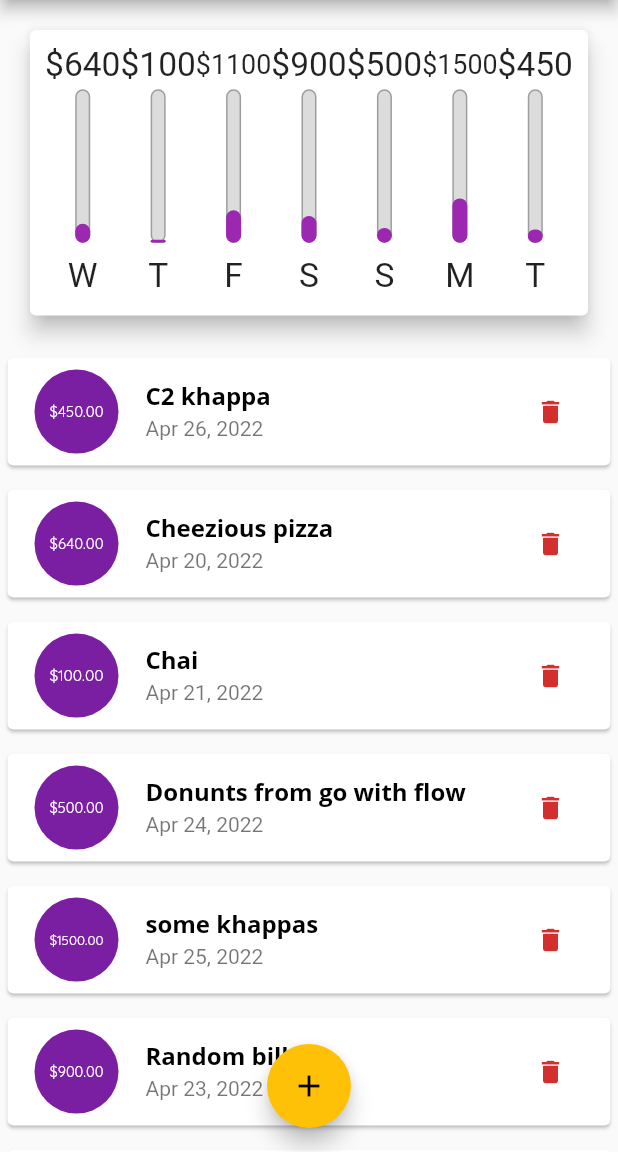
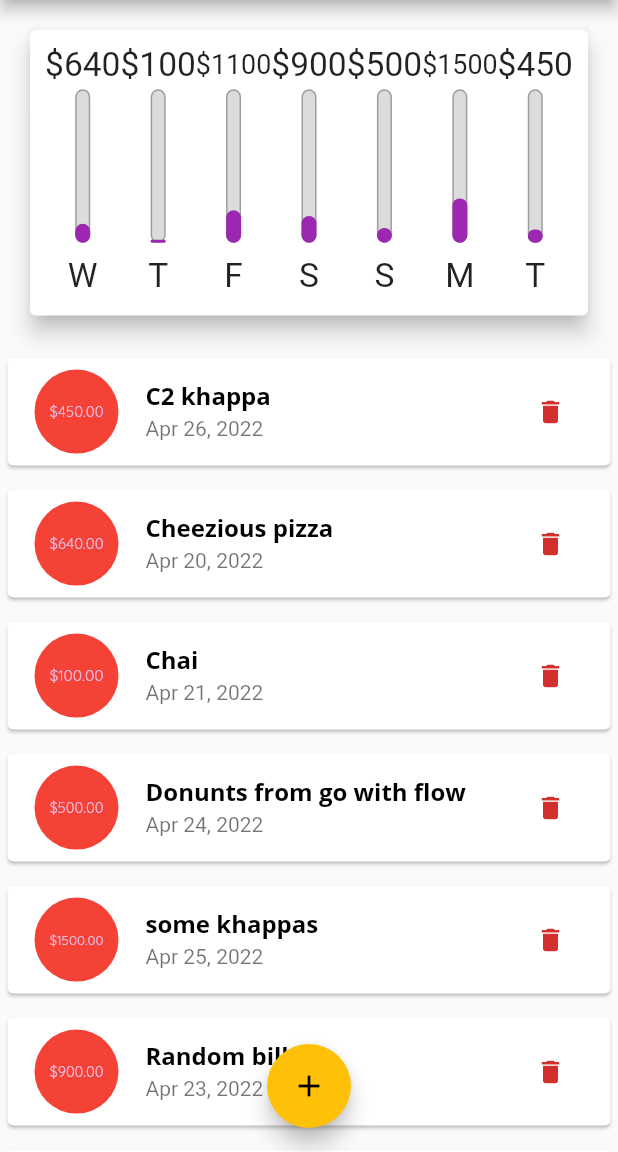
Before and after one commit to Hussain-7/Flutter_personal_expense_app, a Flutter app: the screen it shows after launch, on a phone screen of 412 x 824 dp, the part 84-1236 px from its top. Run offline on Flutter 3.47's test engine with Material 2 defaults, Android fonts, the phone set to English and light mode, and no system bars.

Commit message:
Concept of keys in flutter

```diff
--- a/lib/main.dart
+++ b/lib/main.dart
@@ -1,5 +1,4 @@
 import 'package:flutter/material.dart';
-import 'package:flutter/services.dart';
 import 'package:personal_expense_app/models/transaction.dart';
 import 'package:personal_expense_app/widgets/chart.dart';
 import 'package:personal_expense_app/widgets/new_transaction.dart';
@@ -56,8 +55,27 @@ class MyHomePage extends StatefulWidget {
   State<MyHomePage> createState() => _MyHomePageState();
 }
 
-class _MyHomePageState extends State<MyHomePage> {
+class _MyHomePageState extends State<MyHomePage> with WidgetsBindingObserver {
   final List<Transaction> _userTransaction = Transaction.SeedArray();
+
+  @override
+  void initState() {
+    super.initState();
+    WidgetsBinding.instance!.addObserver(this);
+  }
+
+  @override
+  void didChangeAppLifecycleState(AppLifecycleState state) {
+    print(state);
+  }
+
+  @override
+  @override
+  void dispose() {
+    WidgetsBinding.instance!.removeObserver(this);
+    super.dispose();
+  }
+
   List<Transaction> get _recentTransactions {
     return _userTransaction.where((tx) {
       return tx.date.isAfter(
--- a/lib/widgets/transaction_item.dart
+++ b/lib/widgets/transaction_item.dart
@@ -1,11 +1,40 @@
+import 'dart:math';
+
 import 'package:flutter/material.dart';
 import 'package:intl/intl.dart';
 import 'package:personal_expense_app/models/transaction.dart';
 
-class TransactionItem extends StatelessWidget {
+class TransactionItem extends StatefulWidget {
   final Transaction transaction;
   final Function deleteTransaction;
-  TransactionItem({required this.transaction, required this.deleteTransaction});
+  TransactionItem(
+      {required Key key,
+      required this.transaction,
+      required this.deleteTransaction})
+      : super(key: key);
+
+  @override
+  State<TransactionItem> createState() => _TransactionItemState();
+}
+
+class _TransactionItemState extends State<TransactionItem> {
+  Color? _bgColor;
+
+  @override
+  void initState() {
+    // TODO: implement initState
+    const colors = [
+      Colors.red,
+      Colors.green,
+      Colors.blue,
+      Colors.purple,
+      Colors.orange
+    ];
+    setState(() {
+      _bgColor = colors[Random().nextInt(5)];
+    });
+    super.initState();
+  }
 
   @override
   Widget build(BuildContext context) {
@@ -14,32 +43,36 @@ class TransactionItem extends StatelessWidget {
       margin: const EdgeInsets.symmetric(vertical: 8, horizontal: 5),
       child: ListTile(
         leading: CircleAvatar(
+          backgroundColor: _bgColor == null ? Colors.black : _bgColor,
           radius: 30,
           child: Padding(
             padding: const EdgeInsets.all(12),
             child: FittedBox(
-                child: Text("\$${transaction.amount.toStringAsFixed(2)}")),
+                child:
+                    Text("\$${widget.transaction.amount.toStringAsFixed(2)}")),
           ),
         ),
         title: Text(
-          transaction.title,
+          widget.transaction.title,
           style: Theme.of(context).textTheme.headline6,
         ),
         subtitle: Text(
-          DateFormat.yMMMd().format(transaction.date),
+          DateFormat.yMMMd().format(widget.transaction.date),
         ),
         trailing: mediaQuery.size.width > 430
             ? FlatButton.icon(
                 icon: const Icon(Icons.delete),
                 label: const Text("Delete"),
                 textColor: Theme.of(context).errorColor,
-                onPressed: () => deleteTransaction(transaction.id))
+                onPressed: () =>
+                    widget.deleteTransaction(widget.transaction.id))
             : IconButton(
                 tooltip: "Delete this record",
                 iconSize: 20,
                 icon: const Icon(Icons.delete),
                 color: Theme.of(context).errorColor,
-                onPressed: () => deleteTransaction(transaction.id)),
+                onPressed: () =>
+                    widget.deleteTransaction(widget.transaction.id)),
       ),
     );
     ;
--- a/lib/widgets/transaction_list.dart
+++ b/lib/widgets/transaction_list.dart
@@ -28,6 +28,7 @@ class TransactionList extends StatelessWidget {
             itemCount: transactions.length,
             itemBuilder: (ctx, index) {
               return TransactionItem(
+                  key: UniqueKey(),
                   transaction: transactions[index],
                   deleteTransaction: deleteTransaction);
             });
```
